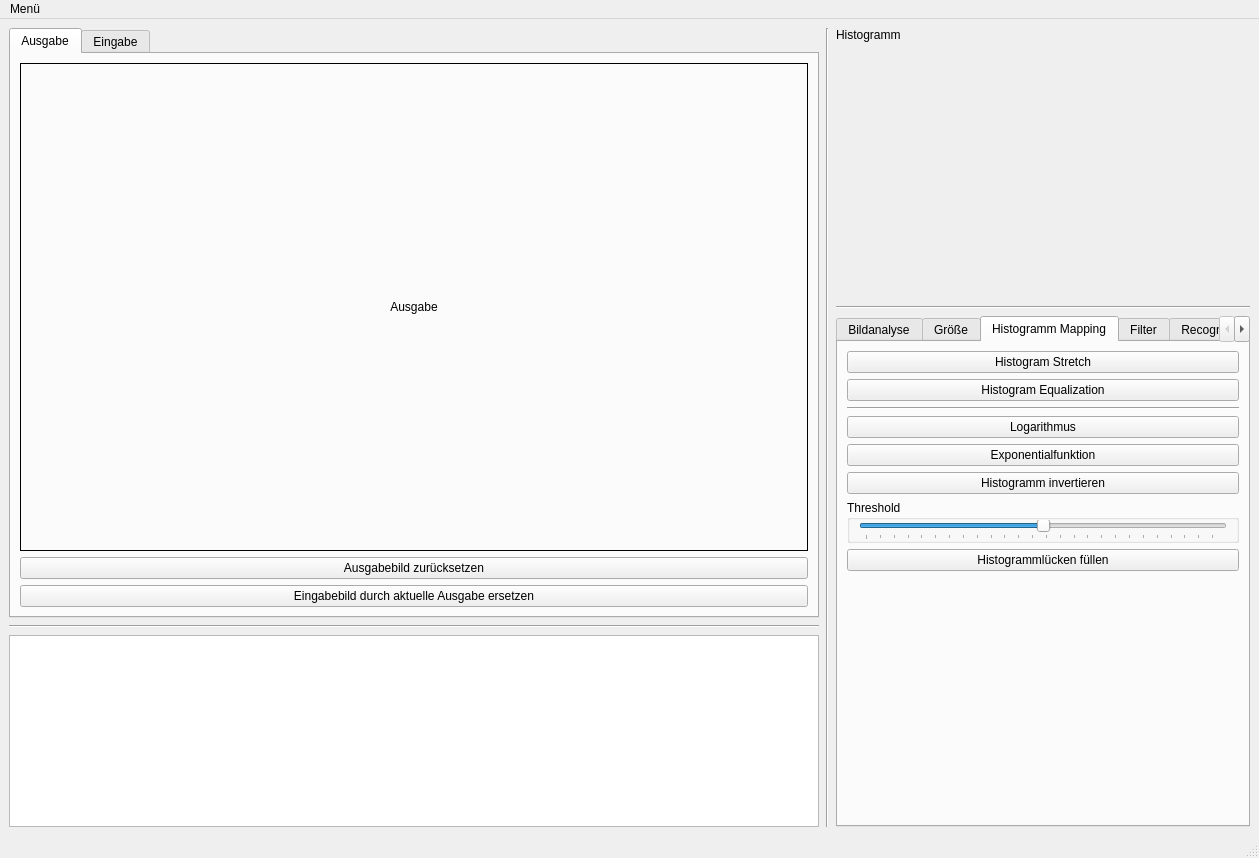
Qt form Playground_UI.ui (not-too-deranged/DigitaleBilderVerarbeitung) before a commit.
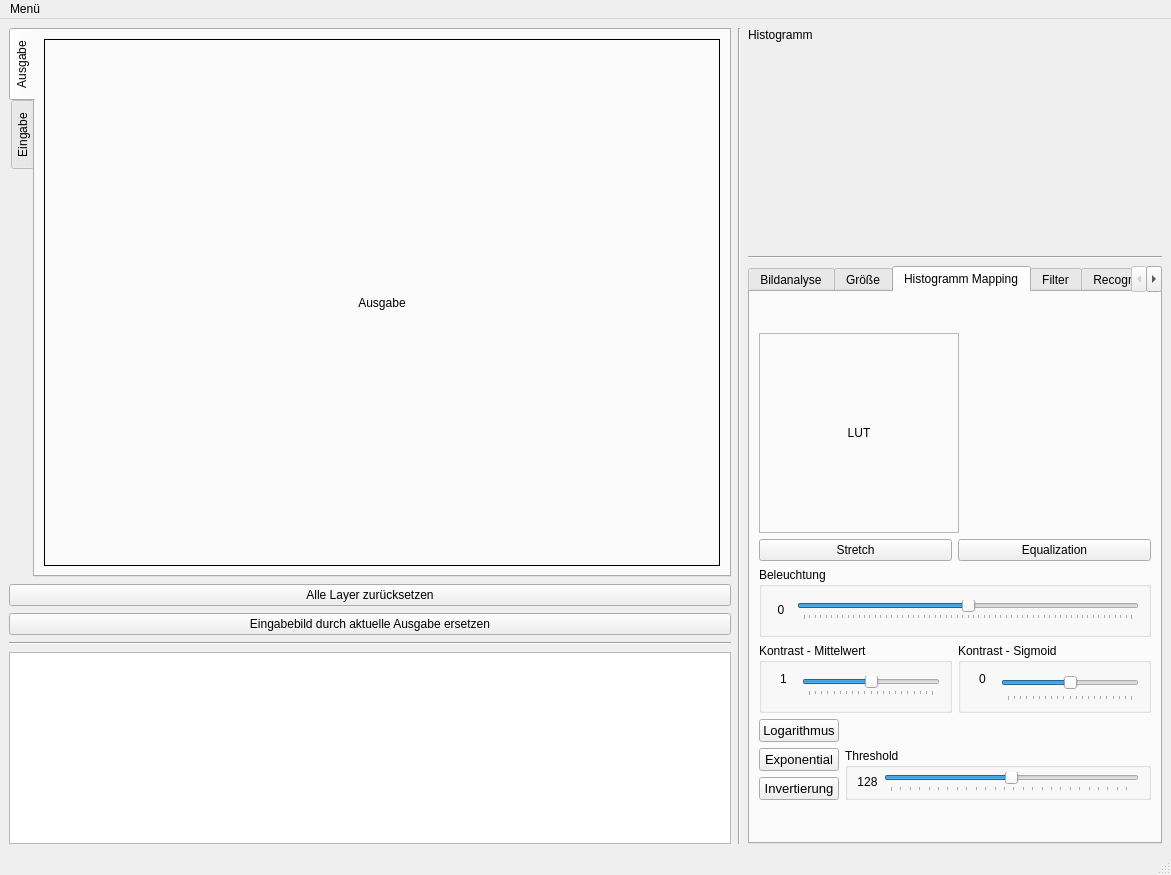
The same form after that commit. The open tabs and pages were chosen to show the change. Custom widgets are drawn as their Qt base class.

Commit message: - updated to newest version in moodle - implemented working (I think?) version of stretchHistogram

Patch:
```diff
--- a/Playground_UI.ui
+++ b/Playground_UI.ui
@@ -6,8 +6,8 @@
    <rect>
     <x>0</x>
     <y>0</y>
-    <width>1259</width>
-    <height>858</height>
+    <width>1171</width>
+    <height>875</height>
    </rect>
   </property>
   <property name="windowTitle">
@@ -20,7 +20,7 @@
      <verstretch>0</verstretch>
     </sizepolicy>
    </property>
-   <layout class="QHBoxLayout" name="horizontalLayout_5">
+   <layout class="QHBoxLayout" name="horizontalLayout_12">
     <item>
      <layout class="QHBoxLayout" name="horizontalLayout">
       <property name="spacing">
@@ -42,6 +42,9 @@
           <property name="autoFillBackground">
            <bool>true</bool>
           </property>
+          <property name="tabPosition">
+           <enum>QTabWidget::West</enum>
+          </property>
           <property name="currentIndex">
            <number>0</number>
           </property>
@@ -78,20 +81,6 @@
               </property>
              </widget>
             </item>
-            <item>
-             <widget class="QPushButton" name="pushButton_reset_output_image">
-              <property name="text">
-               <string>Ausgabebild zurücksetzen</string>
-              </property>
-             </widget>
-            </item>
-            <item>
-             <widget class="QPushButton" name="pushButton_overwrite_input_image">
-              <property name="text">
-               <string>Eingabebild durch aktuelle Ausgabe ersetzen</string>
-              </property>
-             </widget>
-            </item>
            </layout>
           </widget>
           <widget class="QWidget" name="tab_input_image">
@@ -128,6 +117,20 @@
           </widget>
          </widget>
         </item>
+        <item>
+         <widget class="QPushButton" name="pushButton_reset_output_image">
+          <property name="text">
+           <string>Alle Layer zurücksetzen</string>
+          </property>
+         </widget>
+        </item>
+        <item>
+         <widget class="QPushButton" name="pushButton_overwrite_input_image">
+          <property name="text">
+           <string>Eingabebild durch aktuelle Ausgabe ersetzen</string>
+          </property>
+         </widget>
+        </item>
         <item>
          <widget class="Line" name="line">
           <property name="orientation">
@@ -174,7 +177,7 @@
           <property name="minimumSize">
            <size>
             <width>400</width>
-            <height>250</height>
+            <height>200</height>
            </size>
           </property>
           <property name="autoFillBackground">
@@ -567,51 +570,327 @@
            <attribute name="title">
             <string>Histogramm Mapping</string>
            </attribute>
-           <layout class="QVBoxLayout" name="verticalLayout_9">
+           <layout class="QVBoxLayout" name="verticalLayout_2">
+            <item>
+             <layout class="QVBoxLayout" name="verticalLayout_12">
+              <property name="sizeConstraint">
+               <enum>QLayout::SetDefaultConstraint</enum>
+              </property>
+              <item>
+               <widget class="QLabel" name="lut_visualization">
+                <property name="sizePolicy">
+                 <sizepolicy hsizetype="Minimum" vsizetype="Minimum">
+                  <horstretch>0</horstretch>
+                  <verstretch>0</verstretch>
+                 </sizepolicy>
+                </property>
+                <property name="minimumSize">
+                 <size>
+                  <width>150</width>
+                  <height>150</height>
+                 </size>
+                </property>
+                <property name="maximumSize">
+                 <size>
+                  <width>200</width>
+                  <height>200</height>
+                 </size>
+                </property>
+                <property name="layoutDirection">
+                 <enum>Qt::LeftToRight</enum>
+                </property>
+                <property name="frameShape">
+                 <enum>QFrame::StyledPanel</enum>
+                </property>
+                <property name="frameShadow">
+                 <enum>QFrame::Plain</enum>
+                </property>
+                <property name="lineWidth">
+                 <number>1</number>
+                </property>
+                <property name="text">
+                 <string>LUT</string>
+                </property>
+                <property name="scaledContents">
+                 <bool>true</bool>
+                </property>
+                <property name="alignment">
+                 <set>Qt::AlignCenter</set>
+                </property>
+                <property name="indent">
+                 <number>-1</number>
+                </property>
+               </widget>
+              </item>
+              <item>
+               <layout class="QHBoxLayout" name="horizontalLayout_11">
+                <property name="sizeConstraint">
+                 <enum>QLayout::SetDefaultConstraint</enum>
+                </property>
             <item>
              <widget class="QPushButton" name="pushButton_hist_stretch">
+                  <property name="sizePolicy">
+                   <sizepolicy hsizetype="MinimumExpanding" vsizetype="Fixed">
+                    <horstretch>0</horstretch>
+                    <verstretch>0</verstretch>
+                   </sizepolicy>
+                  </property>
               <property name="text">
-               <string>Histogram Stretch</string>
+                   <string>Stretch</string>
               </property>
              </widget>
             </item>
             <item>
              <widget class="QPushButton" name="pushButton_hist_equalization">
+                  <property name="sizePolicy">
+                   <sizepolicy hsizetype="MinimumExpanding" vsizetype="Fixed">
+                    <horstretch>0</horstretch>
+                    <verstretch>0</verstretch>
+                   </sizepolicy>
+                  </property>
               <property name="text">
-               <string>Histogram Equalization</string>
+                   <string>Equalization</string>
               </property>
              </widget>
             </item>
+               </layout>
+              </item>
             <item>
-             <widget class="Line" name="line_3">
+               <widget class="QGroupBox" name="groupBox_9">
+                <property name="maximumSize">
+                 <size>
+                  <width>16777215</width>
+                  <height>70</height>
+                 </size>
+                </property>
+                <property name="title">
+                 <string>Beleuchtung</string>
+                </property>
+                <layout class="QHBoxLayout" name="horizontalLayout_2">
+                 <item>
+                  <widget class="QLabel" name="label_exposure">
+                   <property name="sizePolicy">
+                    <sizepolicy hsizetype="Fixed" vsizetype="Fixed">
+                     <horstretch>0</horstretch>
+                     <verstretch>0</verstretch>
+                    </sizepolicy>
+                   </property>
+                   <property name="minimumSize">
+                    <size>
+                     <width>20</width>
+                     <height>0</height>
+                    </size>
+                   </property>
+                   <property name="text">
+                    <string>0</string>
+                   </property>
+                   <property name="alignment">
+                    <set>Qt::AlignCenter</set>
+                   </property>
+                   <property name="margin">
+                    <number>0</number>
+                   </property>
+                   <property name="indent">
+                    <number>-1</number>
+                   </property>
+                  </widget>
+                 </item>
+                 <item>
+                  <widget class="QSlider" name="horizontalSlider_exposure">
+                   <property name="minimum">
+                    <number>-30</number>
+                   </property>
+                   <property name="maximum">
+                    <number>30</number>
+                   </property>
+                   <property name="pageStep">
+                    <number>10</number>
+                   </property>
               <property name="orientation">
                <enum>Qt::Horizontal</enum>
               </property>
-             </widget>
-            </item>
+                   <property name="tickPosition">
+                    <enum>QSlider::TicksBelow</enum>
+                   </property>
+                  </widget>
+                 </item>
+                </layout>
+               </widget>
+              </item>
             <item>
+               <layout class="QHBoxLayout" name="horizontalLayout_10">
+                <item>
+                 <widget class="QGroupBox" name="groupBox_7">
+                  <property name="sizePolicy">
+                   <sizepolicy hsizetype="MinimumExpanding" vsizetype="Minimum">
+                    <horstretch>0</horstretch>
+                    <verstretch>0</verstretch>
+                   </sizepolicy>
+                  </property>
+                  <property name="maximumSize">
+                   <size>
+                    <width>16777215</width>
+                    <height>70</height>
+                   </size>
+                  </property>
+                  <property name="title">
+                   <string>Kontrast - Mittelwert</string>
+                  </property>
+                  <layout class="QHBoxLayout" name="horizontalLayout_5">
+                   <item>
+                    <widget class="QLabel" name="label_contrast">
+                     <property name="sizePolicy">
+                      <sizepolicy hsizetype="Minimum" vsizetype="Minimum">
+                       <horstretch>0</horstretch>
+                       <verstretch>0</verstretch>
+                      </sizepolicy>
+                     </property>
+                     <property name="minimumSize">
+                      <size>
+                       <width>25</width>
+                       <height>0</height>
+                      </size>
+                     </property>
+                     <property name="text">
+                      <string>1</string>
+                     </property>
+                     <property name="alignment">
+                      <set>Qt::AlignHCenter|Qt::AlignTop</set>
+                     </property>
+                    </widget>
+                   </item>
+                   <item>
+                    <widget class="QSlider" name="horizontalSlider_contrast">
+                     <property name="sizePolicy">
+                      <sizepolicy hsizetype="MinimumExpanding" vsizetype="Fixed">
+                       <horstretch>0</horstretch>
+                       <verstretch>0</verstretch>
+                      </sizepolicy>
+                     </property>
+                     <property name="minimumSize">
+                      <size>
+                       <width>100</width>
+                       <height>0</height>
+                      </size>
+                     </property>
+                     <property name="minimum">
+                      <number>0</number>
+                     </property>
+                     <property name="maximum">
+                      <number>200</number>
+                     </property>
+                     <property name="value">
+                      <number>100</number>
+                     </property>
+                     <property name="orientation">
+                      <enum>Qt::Horizontal</enum>
+                     </property>
+                     <property name="tickPosition">
+                      <enum>QSlider::TicksBelow</enum>
+                     </property>
+                    </widget>
+                   </item>
+                  </layout>
+                 </widget>
+                </item>
+                <item>
+                 <widget class="QGroupBox" name="groupBox_8">
+                  <property name="sizePolicy">
+                   <sizepolicy hsizetype="MinimumExpanding" vsizetype="Minimum">
+                    <horstretch>0</horstretch>
+                    <verstretch>0</verstretch>
+                   </sizepolicy>
+                  </property>
+                  <property name="maximumSize">
+                   <size>
+                    <width>16777215</width>
+                    <height>70</height>
+                   </size>
+                  </property>
+                  <property name="title">
+                   <string>Kontrast - Sigmoid</string>
+                  </property>
+                  <layout class="QHBoxLayout" name="horizontalLayout_8">
+                   <item>
+                    <widget class="QLabel" name="label_contrast_sigmoid">
+                     <property name="sizePolicy">
+                      <sizepolicy hsizetype="Minimum" vsizetype="Minimum">
+                       <horstretch>0</horstretch>
+                       <verstretch>0</verstretch>
+                      </sizepolicy>
+                     </property>
+                     <property name="minimumSize">
+                      <size>
+                       <width>25</width>
+                       <height>0</height>
+                      </size>
+                     </property>
+                     <property name="text">
+                      <string>0</string>
+                     </property>
+                     <property name="alignment">
+                      <set>Qt::AlignHCenter|Qt::AlignTop</set>
+                     </property>
+                     <property name="indent">
+                      <number>-1</number>
+                     </property>
+                    </widget>
+                   </item>
+                   <item>
+                    <widget class="QSlider" name="horizontalSlider_contrast_sigmoid">
+                     <property name="sizePolicy">
+                      <sizepolicy hsizetype="MinimumExpanding" vsizetype="Minimum">
+                       <horstretch>0</horstretch>
+                       <verstretch>0</verstretch>
+                      </sizepolicy>
+                     </property>
+                     <property name="minimumSize">
+                      <size>
+                       <width>100</width>
+                       <height>0</height>
+                      </size>
+                     </property>
+                     <property name="minimum">
+                      <number>-100</number>
+                     </property>
+                     <property name="maximum">
+                      <number>100</number>
+                     </property>
+                     <property name="orientation">
+                      <enum>Qt::Horizontal</enum>
+                     </property>
+                     <property name="tickPosition">
+                      <enum>QSlider::TicksBelow</enum>
+                     </property>
+                    </widget>
+                   </item>
+                  </layout>
+                 </widget>
+                </item>
+               </layout>
+              </item>
+              <item>
+               <layout class="QGridLayout" name="gridLayout">
+                <item row="0" column="0">
              <widget class="QPushButton" name="pushButton_hist_log">
+                  <property name="font">
+                   <font>
+                    <pointsize>10</pointsize>
+                   </font>
+                  </property>
               <property name="text">
                <string>Logarithmus</string>
               </property>
              </widget>
             </item>
-            <item>
-             <widget class="QPushButton" name="pushButton_hist_exp">
-              <property name="text">
-               <string>Exponentialfunktion</string>
-              </property>
-             </widget>
-            </item>
-            <item>
-             <widget class="QPushButton" name="pushButton_hist_inv">
-              <property name="text">
-               <string>Histogramm invertieren</string>
-              </property>
-             </widget>
-            </item>
-            <item>
+                <item row="1" column="1" rowspan="2">
              <widget class="QGroupBox" name="groupBox_6">
+                  <property name="maximumSize">
+                   <size>
+                    <width>16777215</width>
+                    <height>20000</height>
+                   </size>
+                  </property>
               <property name="title">
                <string>Threshold</string>
               </property>
@@ -623,6 +902,18 @@
                 <number>0</number>
                </property>
                <item>
+                    <layout class="QHBoxLayout" name="horizontalLayout_13">
+                     <item>
+                      <widget class="QLabel" name="label_threshold">
+                       <property name="text">
+                        <string>128</string>
+                       </property>
+                       <property name="alignment">
+                        <set>Qt::AlignCenter</set>
+                       </property>
+                      </widget>
+                     </item>
+                     <item>
                 <widget class="QSlider" name="horizontalSlider_hist_threshold">
                  <property name="maximum">
                   <number>255</number>
@@ -642,27 +933,37 @@
                 </widget>
                </item>
               </layout>
-             </widget>
-            </item>
-            <item>
-             <widget class="QPushButton" name="pushButton_hist_fill">
+                   </item>
+                  </layout>
+                 </widget>
+                </item>
+                <item row="1" column="0">
+                 <widget class="QPushButton" name="pushButton_hist_exp">
+                  <property name="font">
+                   <font>
+                    <pointsize>10</pointsize>
+                   </font>
+                  </property>
               <property name="text">
-               <string>Histogrammlücken füllen</string>
+                   <string>Exponential</string>
               </property>
              </widget>
             </item>
-            <item>
-             <spacer name="verticalSpacer_4">
-              <property name="orientation">
-               <enum>Qt::Vertical</enum>
-              </property>
-              <property name="sizeHint" stdset="0">
-               <size>
-                <width>20</width>
-                <height>40</height>
-               </size>
-              </property>
-             </spacer>
+                <item row="2" column="0">
+                 <widget class="QPushButton" name="pushButton_hist_inv">
+                  <property name="font">
+                   <font>
+                    <pointsize>10</pointsize>
+                   </font>
+                  </property>
+                  <property name="text">
+                   <string>Invertierung</string>
+                  </property>
+                 </widget>
+                </item>
+               </layout>
+              </item>
+             </layout>
             </item>
            </layout>
           </widget>
@@ -906,7 +1207,7 @@
     <rect>
      <x>0</x>
      <y>0</y>
-     <width>1259</width>
+     <width>1171</width>
      <height>37</height>
     </rect>
    </property>
```
Lines whose indentation alone changed are shown as unchanged. The commit also changes 8 other files.
